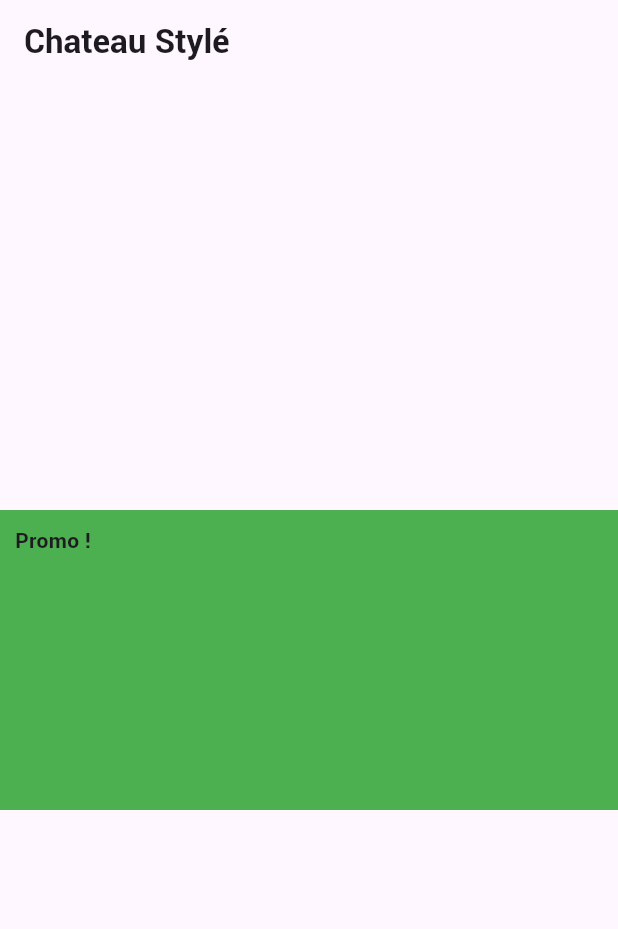
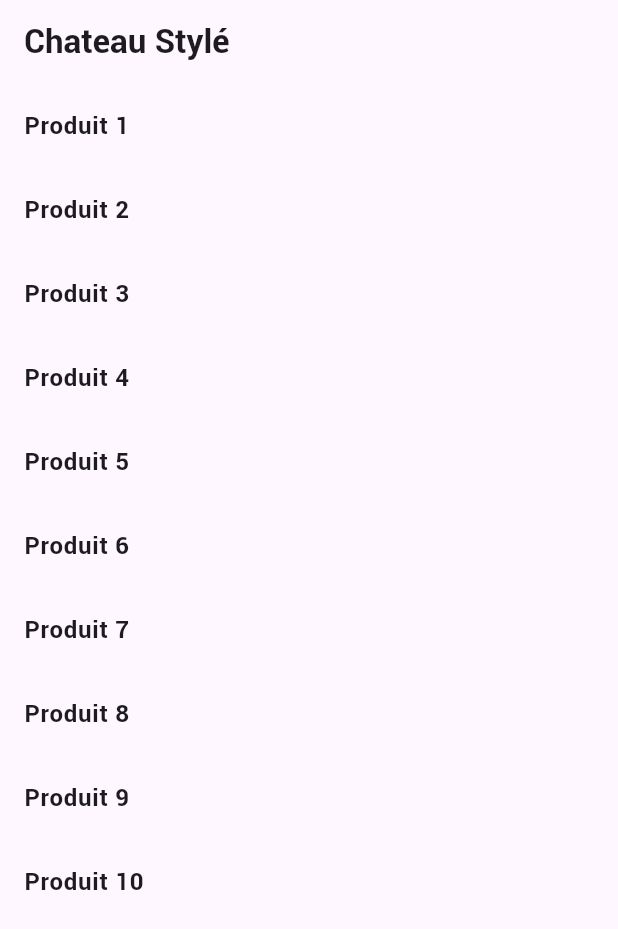
Before and after one commit to Joshered/SalonDev, a Flutter app: the screen it shows after launch, on a phone screen of 412 x 824 dp. Shown: the top 929 px of the screen. Run offline on Flutter 3.47's test engine with Material 3 defaults, Android fonts, the phone set to English and light mode, and no system bars.

```diff
--- a/lib/pages/lego_chateau.dart
+++ b/lib/pages/lego_chateau.dart
@@ -21,15 +21,22 @@ class ChateauLego extends StatelessWidget {
         //     Text('Sous titre'),
         //     Text('Mon text')
         //   ],
+        // // ),
+        // child: Stack(
+        //   children: [
+        //     Container(height: 200, color: Colors.green),
+        //     Positioned(
+        //       top: 10, left: 10,
+        //         child: Text('Promo !')
+        //     )
+        //   ],
         // ),
-        child: Stack(
-          children: [
-            Container(height: 200, color: Colors.green),
-            Positioned(
-              top: 10, left: 10,
-                child: Text('Promo !')
-            )
-          ],
+
+        child: ListView.builder(
+          itemCount: 10,
+          itemBuilder: (context, i){
+            return ListTile(title: Text('Produit ${i+1}'));
+          }
         ),
 
       )
```
